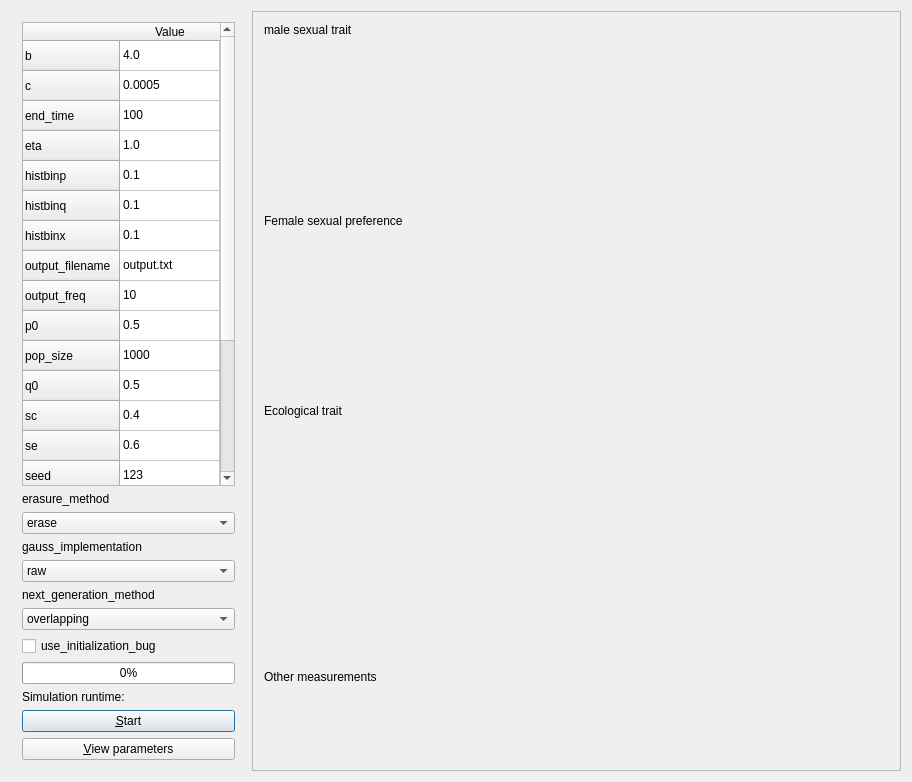
First picture: the form in sado_qtdialog.ui, repository richelbilderbeek/pbdmms, before the edit.
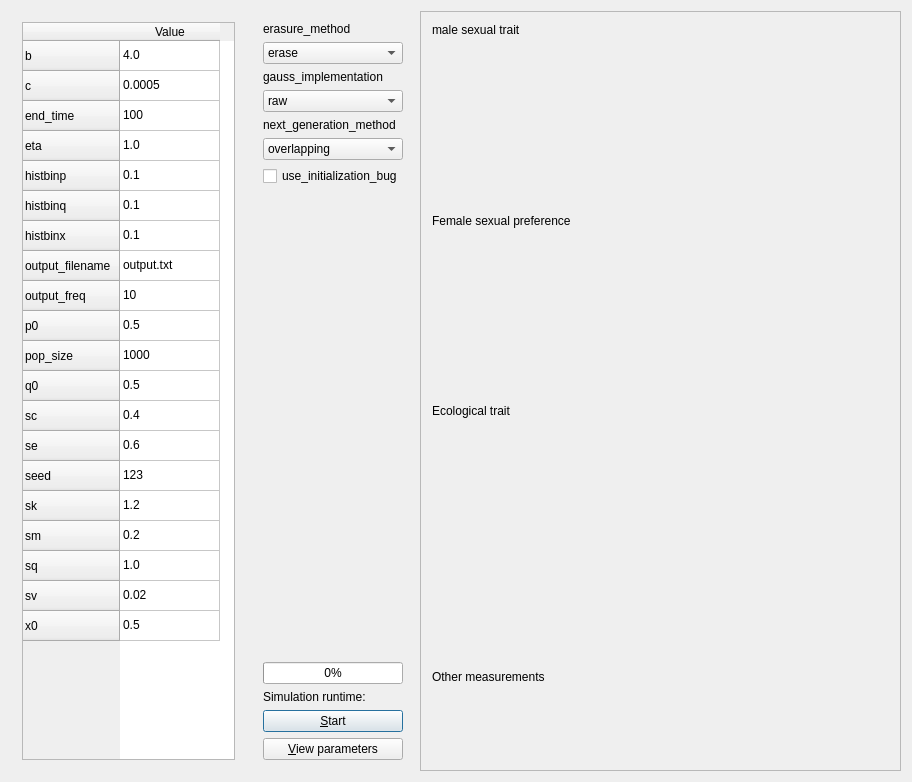
Second picture: the form after the edit. Custom widgets are drawn as their Qt base class.

What changed in the file:
```diff
--- a/sado_qtdialog.ui
+++ b/sado_qtdialog.ui
@@ -235,6 +235,18 @@
         </item>
        </widget>
       </item>
+     </layout>
+    </widget>
+   </item>
+   <item>
+    <widget class="QWidget" name="widget" native="true">
+     <property name="sizePolicy">
+      <sizepolicy hsizetype="Maximum" vsizetype="Preferred">
+       <horstretch>0</horstretch>
+       <verstretch>0</verstretch>
+      </sizepolicy>
+     </property>
+     <layout class="QVBoxLayout" name="verticalLayout">
       <item>
        <widget class="QLabel" name="label_erasure_method">
         <property name="text">
@@ -299,7 +311,14 @@
        </widget>
       </item>
       <item>
-       <spacer name="verticalSpacer">
+       <widget class="QCheckBox" name="box_use_initialization_bug">
+        <property name="text">
+         <string>use_initialization_bug</string>
+        </property>
+       </widget>
+      </item>
+      <item>
+       <spacer name="verticalSpacer_2">
         <property name="orientation">
          <enum>Qt::Vertical</enum>
         </property>
@@ -311,13 +330,6 @@
         </property>
        </spacer>
       </item>
-      <item>
-       <widget class="QCheckBox" name="box_use_initialization_bug">
-        <property name="text">
-         <string>use_initialization_bug</string>
-        </property>
-       </widget>
-      </item>
       <item>
        <widget class="QProgressBar" name="progressBar">
         <property name="value">
@@ -365,7 +377,7 @@
        <rect>
         <x>0</x>
         <y>0</y>
-        <width>635</width>
+        <width>475</width>
         <height>760</height>
        </rect>
       </property>
```
